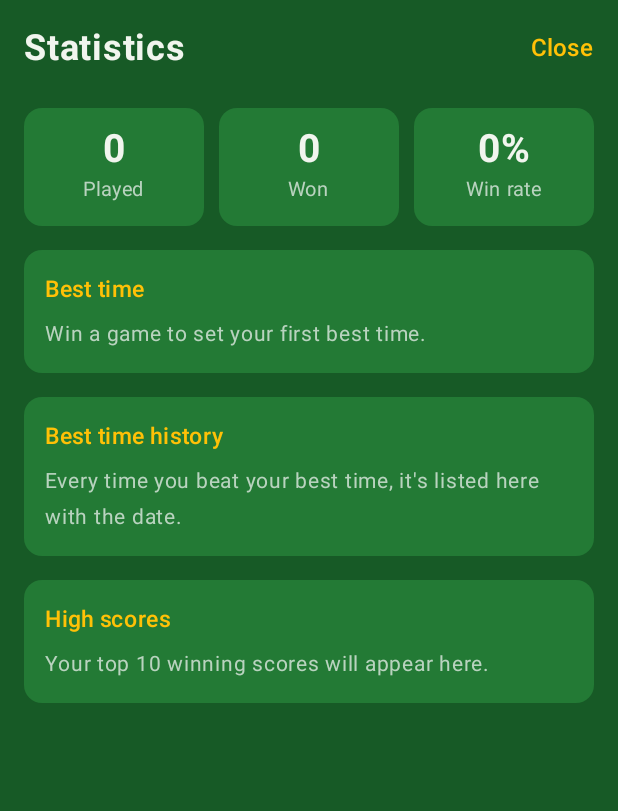
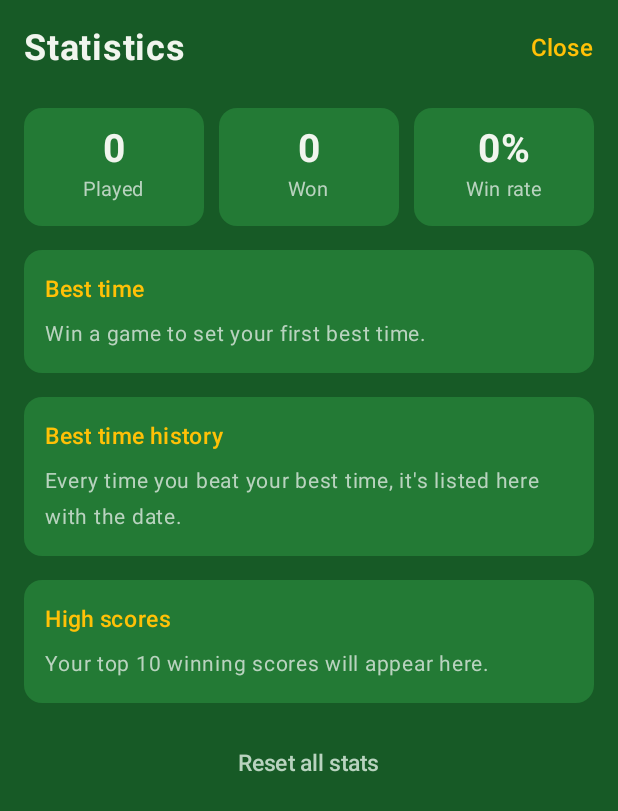
Before and after one commit to dvidianjh-cyber/SpiderGame, an Android app built with Jetpack Compose: the screen it shows after launch (MainActivity), after a tap on "Stats", on a phone screen of 412 x 824 dp. Shown: the top 811 px of the screen. Run offline under Robolectric (Android 15) with nearby library versions, the phone set to English and light mode, and no system bars; 1 other tap on this screen came first.

Commit message:
Add a reset option to the stats screen (#5)
Claude-Session: https://claude.ai/code/session_01PCpiZsexe8eBVQCeFUmCZ4

Co-authored-by: Claude <noreply@anthropic.com>

```diff
--- a/app/src/main/java/com/spidercards/app/GameViewModel.kt
+++ b/app/src/main/java/com/spidercards/app/GameViewModel.kt
@@ -96,6 +96,10 @@ class GameViewModel(app: Application) : AndroidViewModel(app) {
         apply(Session.new(), countStart = false)
     }
 
+    fun resetStats() {
+        updateStats(Stats())
+    }
+
     fun dismissStuckWarning() {
         stuckDismissedAt = state.moves
     }
--- a/app/src/main/java/com/spidercards/app/ui/GameScreen.kt
+++ b/app/src/main/java/com/spidercards/app/ui/GameScreen.kt
@@ -107,7 +107,7 @@ fun GameScreen(vm: GameViewModel) {
 
         if (showStats) {
             BackHandler { showStats = false }
-            StatsScreen(stats = vm.stats, onClose = { showStats = false })
+            StatsScreen(stats = vm.stats, onClose = { showStats = false }, onReset = vm::resetStats)
         }
     }
 
--- a/app/src/main/java/com/spidercards/app/ui/StatsScreen.kt
+++ b/app/src/main/java/com/spidercards/app/ui/StatsScreen.kt
@@ -15,10 +15,14 @@ import androidx.compose.foundation.layout.safeDrawingPadding
 import androidx.compose.foundation.rememberScrollState
 import androidx.compose.foundation.shape.RoundedCornerShape
 import androidx.compose.foundation.verticalScroll
+import androidx.compose.material3.AlertDialog
 import androidx.compose.material3.Text
 import androidx.compose.material3.TextButton
 import androidx.compose.runtime.Composable
+import androidx.compose.runtime.getValue
+import androidx.compose.runtime.mutableStateOf
 import androidx.compose.runtime.remember
+import androidx.compose.runtime.setValue
 import androidx.compose.ui.Alignment
 import androidx.compose.ui.Modifier
 import androidx.compose.ui.text.font.FontWeight
@@ -33,7 +37,8 @@ private val dateFormat = DateTimeFormatter.ofPattern("d MMM yyyy")
 private fun LocalDate.pretty(): String = format(dateFormat)
 
 @Composable
-fun StatsScreen(stats: Stats, onClose: () -> Unit) {
+fun StatsScreen(stats: Stats, onClose: () -> Unit, onReset: () -> Unit) {
+    var confirmReset by remember { mutableStateOf(false) }
     Column(
         Modifier
             .fillMaxSize()
@@ -105,8 +110,26 @@ fun StatsScreen(stats: Stats, onClose: () -> Unit) {
                     }
                 }
             }
+            TextButton(
+                onClick = { confirmReset = true },
+                modifier = Modifier.align(Alignment.CenterHorizontally),
+            ) {
+                Text("Reset all stats", color = TableColors.dim, fontSize = 15.sp)
+            }
             Spacer(Modifier.height(8.dp))
         }
+    }
+
+    if (confirmReset) {
+        AlertDialog(
+            onDismissRequest = { confirmReset = false },
+            title = { Text("Reset all stats?") },
+            text = { Text("Games played, wins, best times and high scores will all go back to zero. This can't be undone.") },
+            confirmButton = {
+                TextButton(onClick = { confirmReset = false; onReset() }) { Text("Reset") }
+            },
+            dismissButton = { TextButton(onClick = { confirmReset = false }) { Text("Cancel") } },
+        )
     }
 }
 
```
